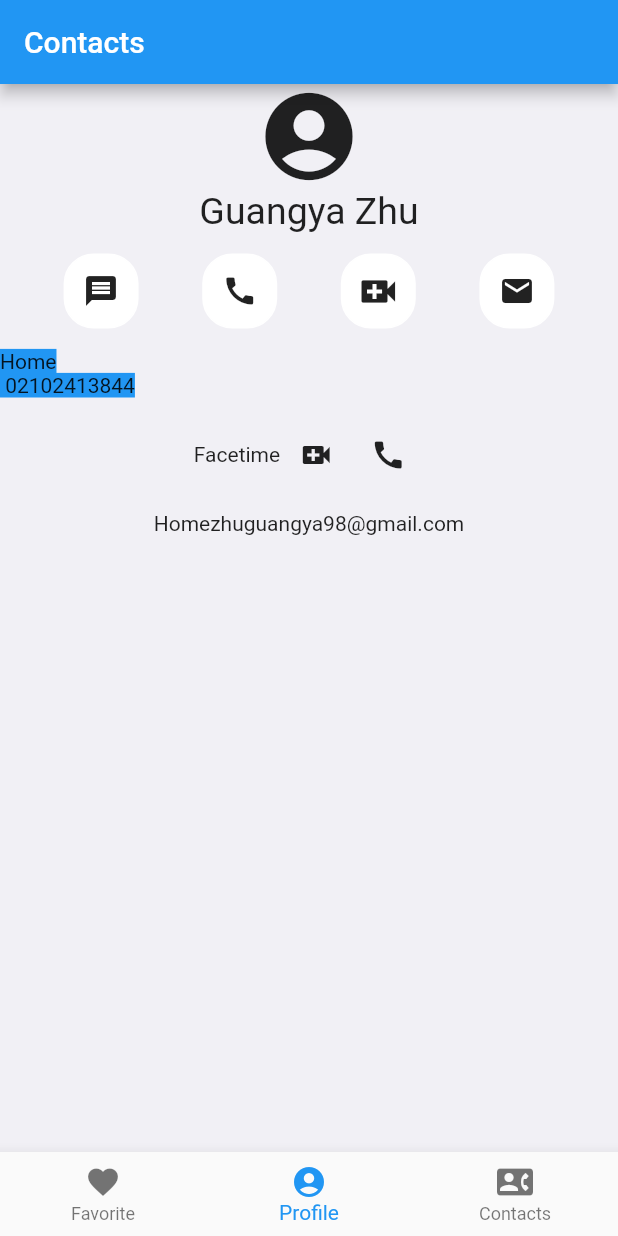
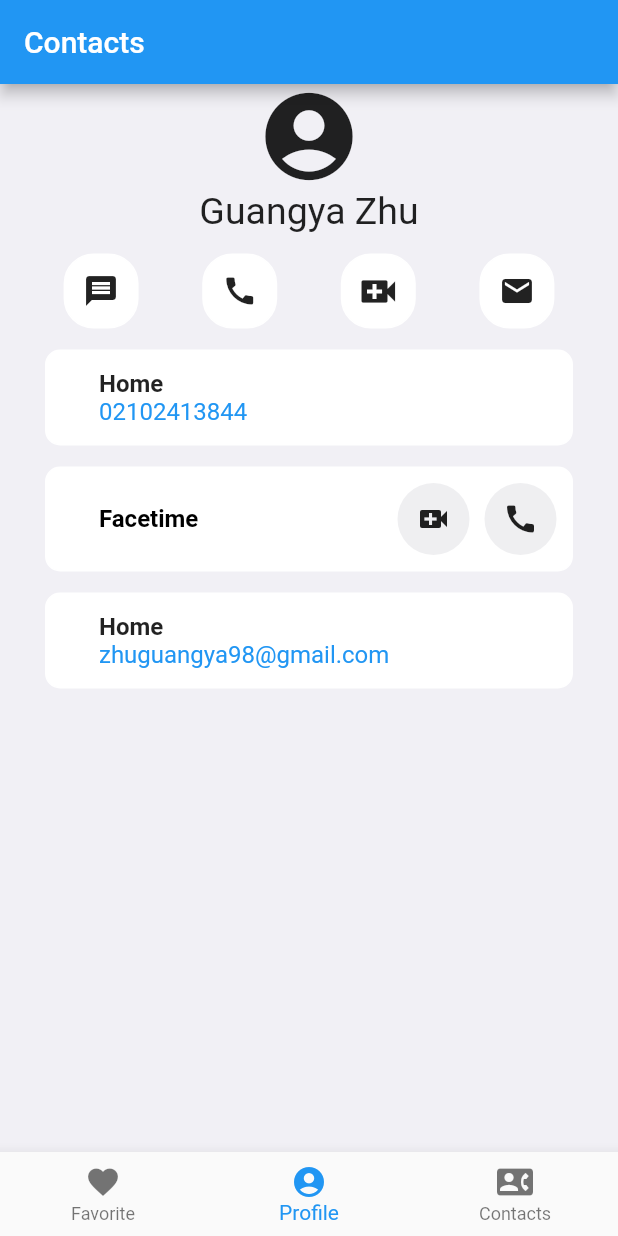
Before and after one commit to NoMacAlive/PhoneBookAppFlutter, a Flutter app: the screen it shows after launch, on a phone screen of 412 x 824 dp. Run offline on Flutter 3.47's test engine with Material 2 defaults, Android fonts, the phone set to English and light mode, and no system bars.

Commit message:
finished the layout of the profile page, next step would be to implement the local persistence database and populate the data into the page

```diff
--- /dev/null
+++ b/lib/helper/util.dart
@@ -0,0 +1,8 @@
+import 'package:flutter/cupertino.dart';
+
+class Helper {
+  static Color colorFromHex(String hexColor) {
+    final hexCode = hexColor.replaceAll('#', '');
+    return Color(int.parse('FF$hexCode', radix: 16));
+  }
+}
--- a/lib/main.dart
+++ b/lib/main.dart
@@ -2,6 +2,7 @@ import 'package:flutter/material.dart';
 import 'package:practise_app/navigationPages/contact.dart';
 import 'package:practise_app/navigationPages/favorite.dart';
 import 'package:practise_app/navigationPages/profile.dart';
+import 'package:practise_app/helper/util.dart';
 void main() {
   runApp(MyApp());
 }
@@ -73,7 +74,7 @@ class _MyHomePageState extends State<MyHomePage> {
       // fast, so that you can just rebuild anything that needs updating rather
       // than having to individually change instances of widgets.
       return Scaffold(
-        backgroundColor: _colorFromHex('#f1f0f5'),
+        backgroundColor: Helper.colorFromHex('#f1f0f5'),
           appBar: AppBar(
             // Here we take the value from the MyHomePage object that was created by
             // the App.build method, and use it to set our appbar title.
@@ -102,8 +103,5 @@ class _MyHomePageState extends State<MyHomePage> {
     });
   }
 
-  Color _colorFromHex(String hexColor) {
-    final hexCode = hexColor.replaceAll('#', '');
-    return Color(int.parse('FF$hexCode', radix: 16));
-  }
+
 }
--- a/lib/navigationPages/profile.dart
+++ b/lib/navigationPages/profile.dart
@@ -1,5 +1,6 @@
 import 'package:flutter/cupertino.dart';
 import 'package:flutter/material.dart';
+import 'package:practise_app/helper/util.dart';
 
 class Profile extends StatefulWidget {
   @override
@@ -52,7 +53,9 @@ class _ProfileState extends State<Profile> {
                     color: Colors.white,
                   ),
                   child: IconButton(
-                      icon: Icon(Icons.message),
+                      icon: Icon(
+                        Icons.message,
+                      ),
                       onPressed: () => _buttonPressed),
                 ),
               ],
@@ -113,43 +116,183 @@ class _ProfileState extends State<Profile> {
         SizedBox(
           height: 14,
         ),
-        Row(
+        Container(
+          padding: const EdgeInsets.only(left: 35, top: 12, bottom: 12),
+          margin: EdgeInsets.only(left: 30, right: 30),
+          decoration: BoxDecoration(
+            border: Border.all(
+              color: Colors.white,
+            ),
+            borderRadius: BorderRadius.all(Radius.circular(10)),
+            color: Colors.white,
+          ),
+          child: Row(
             children: [
               Expanded(
-              child: Text('Home\n 02102413844',style: TextStyle(backgroundColor: Colors.blue),)
-            )
+                /*1*/
+                child: Column(
+                  crossAxisAlignment: CrossAxisAlignment.start,
+                  children: [
+                    /*2*/
+                    Container(
+                      child: Text(
+                        'Home',
+                        style: TextStyle(
+                          fontWeight: FontWeight.bold,
+                          fontSize: 16,
+                        ),
+                      ),
+                    ),
+                    Text(
+                      '02102413844',
+                      style: TextStyle(
+                        color: Colors.blue,
+                        fontSize: 16,
+                      ),
+                    ),
                   ],
+                ),
+              ),
+            ],
+            mainAxisSize: MainAxisSize.max,
             mainAxisAlignment:
                 MainAxisAlignment.center, //Center Row contents horizontally,
             crossAxisAlignment:
                 CrossAxisAlignment.center, //Center Row contents vertically,
           ), //phone number
+        ),
 
         SizedBox(
           height: 14,
         ),
-        Row(
+        Container(
+          padding: const EdgeInsets.only(left: 35, top: 10, bottom: 10),
+          margin: EdgeInsets.only(left: 30, right: 30),
+          decoration: BoxDecoration(
+            border: Border.all(
+              color: Colors.white,
+            ),
+            borderRadius: BorderRadius.all(Radius.circular(10)),
+            color: Colors.white,
+          ),
+          child: Row(
             children: [
-            Text('Facetime'),
-            IconButton(
-                icon: Icon(Icons.video_call), onPressed: () => _buttonPressed),
-            IconButton(icon: Icon(Icons.call), onPressed: () => _buttonPressed),
+              Expanded(
+                /*1*/
+                child: Column(
+                  crossAxisAlignment: CrossAxisAlignment.start,
+                  children: [
+                    /*2*/
+                    Container(
+                      child: Text(
+                        'Facetime',
+                        style: TextStyle(
+                            color: Colors.black,
+                            fontSize: 16,
+                            fontWeight: FontWeight.bold),
+                      ),
+                    ),
                   ],
+                ),
+              ),
+              Container(
+                child: IconButton(
+                  icon: Icon(Icons.video_call),
+                  onPressed: () => _buttonPressed,
+                ),
+                decoration: BoxDecoration(
+                  color: Helper.colorFromHex('#efeff1'),
+                  // border: new Border.all(
+                  //     color: Colors.green,
+                  //     width: 5.0,
+                  //     style: BorderStyle.solid),
+                  // borderRadius: new BorderRadius.all(Radius.circular(20)),
+                  shape: BoxShape.circle,
+                  // boxShadow: [
+                  //   new BoxShadow(
+                  //     color: Colors.red,
+                  //     offset: new Offset(20.0, 10.0),
+                  //   )
+                  // ],
+                ),
+                margin: EdgeInsets.only(right: 10),
+              ),
+              Container(
+                child: IconButton(
+                    icon: Icon(Icons.call), onPressed: () => _buttonPressed),
+                decoration: BoxDecoration(
+                  color: Helper.colorFromHex('#efeff1'),
+                  // border: new Border.all(
+                  //     color: Colors.green,
+                  //     width: 5.0,
+                  //     style: BorderStyle.solid),
+                  // borderRadius: new BorderRadius.all(Radius.circular(20)),
+                  shape: BoxShape.circle,
+                  // boxShadow: [
+                  //   new BoxShadow(
+                  //     color: Colors.red,
+                  //     offset: new Offset(20.0, 10.0),
+                  //   )
+                  // ],
+                ),
+                margin: EdgeInsets.only(right: 10),
+              ),
+            ],
+            mainAxisSize: MainAxisSize.max,
             mainAxisAlignment:
                 MainAxisAlignment.center, //Center Row contents horizontally,
             crossAxisAlignment:
                 CrossAxisAlignment.center, //Center Row contents vertically,
-        ), //facetime
+          ), //phone number
+        ),
         SizedBox(
           height: 14,
         ),
-        Row(
-          children: [Text('Home'), Text('zhuguangya98@gmail.com')],
+        Container(
+          padding: const EdgeInsets.only(left: 35, top: 12, bottom: 12),
+          margin: EdgeInsets.only(left: 30, right: 30),
+          decoration: BoxDecoration(
+            border: Border.all(
+              color: Colors.white,
+            ),
+            borderRadius: BorderRadius.all(Radius.circular(10)),
+            color: Colors.white,
+          ),
+          child: Row(
+            children: [
+              Expanded(
+                /*1*/
+                child: Column(
+                  crossAxisAlignment: CrossAxisAlignment.start,
+                  children: [
+                    /*2*/
+                    Container(
+                      child: Text(
+                        'Home',
+                        style: TextStyle(
+                          fontWeight: FontWeight.bold,
+                          fontSize: 16,
+                        ),
+                      ),
+                    ),
+                    Text(
+                      'zhuguangya98@gmail.com',
+                      style: TextStyle(
+                        color: Colors.blue,
+                        fontSize: 16,
+                      ),
+                    ),
+                  ],
+                ),
+              ),
+            ],
+            mainAxisSize: MainAxisSize.max,
             mainAxisAlignment:
             MainAxisAlignment.center, //Center Row contents horizontally,
             crossAxisAlignment:
             CrossAxisAlignment.center, //Center Row contents vertically,
-        ) //email
+          ), //phone number
+        ),
       ],
     );
   }
```
Lines whose indentation alone changed are shown as unchanged.
